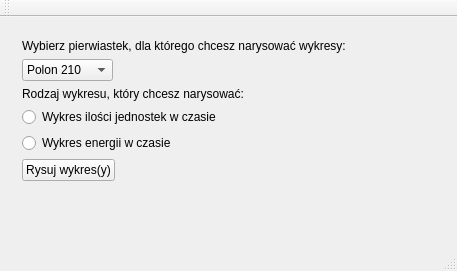
This is mainwindow.ui in ssysek/rozpadd as Qt 5 draws it before an edit. The edited form follows.
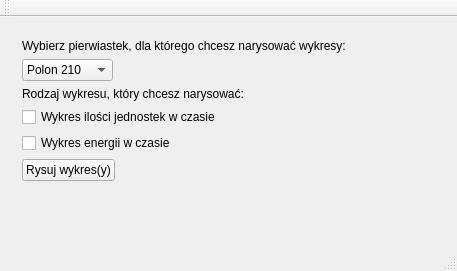
This is the edited form.

Patch:
```diff
--- a/mainwindow.ui
+++ b/mainwindow.ui
@@ -64,20 +64,6 @@
          </property>
         </widget>
        </item>
-       <item row="3" column="0">
-        <widget class="QRadioButton" name="wykresJ">
-         <property name="text">
-          <string>Wykres ilości jednostek w czasie</string>
-         </property>
-        </widget>
-       </item>
-       <item row="4" column="0">
-        <widget class="QRadioButton" name="wykresE">
-         <property name="text">
-          <string>Wykres energii w czasie</string>
-         </property>
-        </widget>
-       </item>
        <item row="2" column="0">
         <widget class="QLabel" name="label_2">
          <property name="text">
@@ -92,6 +78,20 @@
          </property>
         </widget>
        </item>
+       <item row="3" column="0">
+        <widget class="QCheckBox" name="wykresJ">
+         <property name="text">
+          <string>Wykres ilości jednostek w czasie</string>
+         </property>
+        </widget>
+       </item>
+       <item row="4" column="0">
+        <widget class="QCheckBox" name="wykresE">
+         <property name="text">
+          <string>Wykres energii w czasie</string>
+         </property>
+        </widget>
+       </item>
       </layout>
      </widget>
     </item>
```
Left out of the diff: 14 changed lines with no effect on the pictures.
